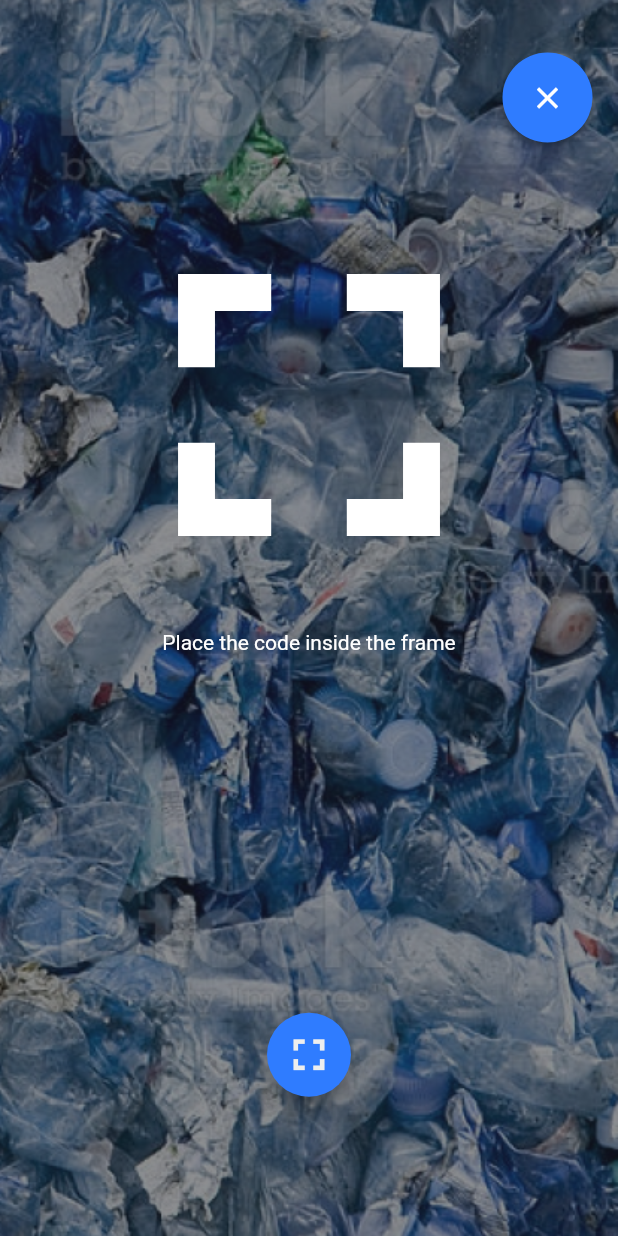
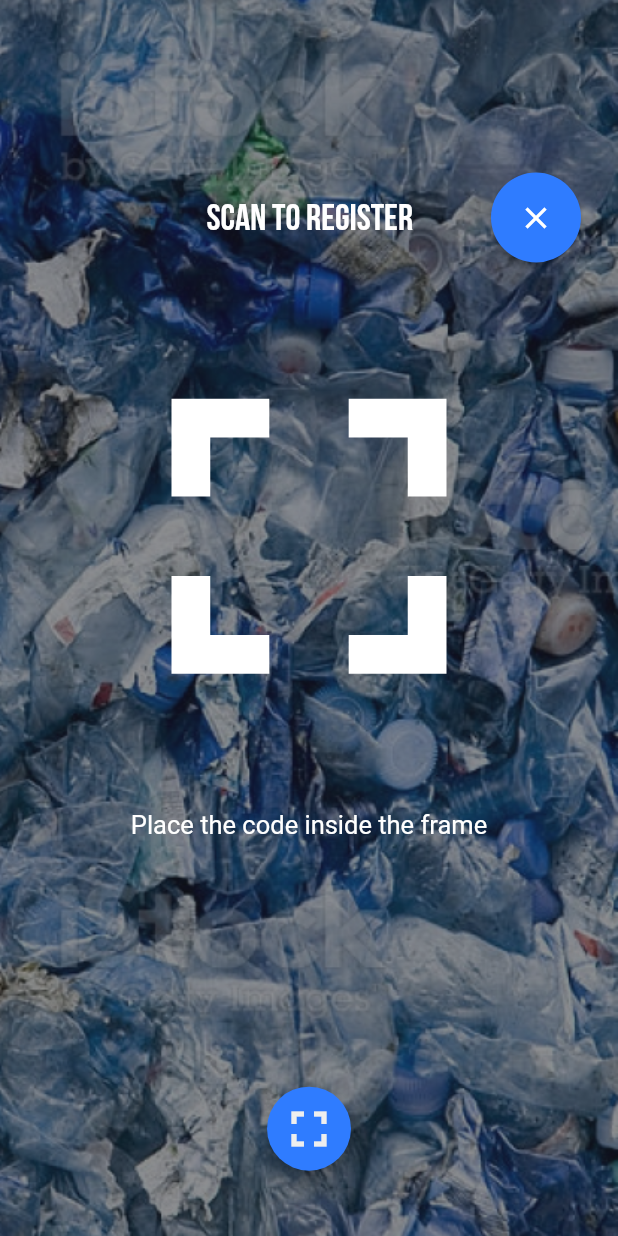
Before and after one commit to bocyej/innotrash, a Flutter app: the QRPage screen opened directly, on a phone screen of 412 x 824 dp. Run offline on Flutter 3.47's test engine with Material 2 defaults, Android fonts, the phone set to English and light mode, and no system bars; our stand-ins replace google_fonts, persistent_bottom_nav_bar.

Commit message:
increased sizes, & adjusted positioning

```diff
--- a/lib/pages/qr.dart
+++ b/lib/pages/qr.dart
@@ -15,13 +15,23 @@ class QRPage extends StatelessWidget {
             fit: BoxFit.cover,
           ),
         ),
-        // child: null,
         child: Column(
           children: [
-            const Padding(padding: EdgeInsets.only(top: 35)),
+            const Padding(padding: EdgeInsets.only(top: 115)),
             Row(
-              mainAxisAlignment: MainAxisAlignment.end,
+              mainAxisAlignment: MainAxisAlignment.center,
               children: [
+                const Padding(padding: EdgeInsets.only(left: 115)),
+                const Text(
+                  'SCAN TO REGISTER',
+                  style: TextStyle(
+                    color: Colors.white,
+                    fontSize: 25,
+                    fontWeight: FontWeight.normal,
+                    fontFamily: 'Sans Serif',
+                  ),
+                ),
+                const Padding(padding: EdgeInsets.only(right: 50)),
                 ElevatedButton(
                   onPressed: () {
                     Navigator.push(
@@ -36,38 +46,43 @@ class QRPage extends StatelessWidget {
                   ),
                   child: const Icon(Icons.close),
                 ),
-                const Padding(padding: EdgeInsets.only(right: 15)),
               ],
             ),
             const Padding(padding: EdgeInsets.only(bottom: 25)),
             const Center(
               child: Icon(
                 Icons.fullscreen_outlined,
-                size: 300,
+                size: 315,
                 color: Colors.white,
               ),
             ),
+            const Padding(padding: EdgeInsets.only(bottom: 25)),
             const Text(
               'Place the code inside the frame',
               style: TextStyle(
                 color: Colors.white,
+                fontSize: 17,
               ),
             ),
           ],
         ),
       ),
-      floatingActionButton: Align(
-        alignment: const Alignment(0.0, 0.8),
+      floatingActionButton: Container(
+        height: 75,
+        width: 75,
+        child: Align(
+          alignment: const Alignment(0.0, -1.9),
           child: FloatingActionButton(
             onPressed: () {},
             tooltip: 'Scan QR',
             backgroundColor: const Color(0xFF2F7CFF),
             child: Icon(
               Icons.fullscreen_outlined,
-            size: 35,
+              size: 40,
               color: Colors.grey.shade200,
             ),
             // Icons.qr_code_scanner_outlined or Icons.crop_free_sharp
+          ),
         ),
       ),
       floatingActionButtonLocation: FloatingActionButtonLocation.centerFloat,
```
Lines whose indentation alone changed are shown as unchanged.
